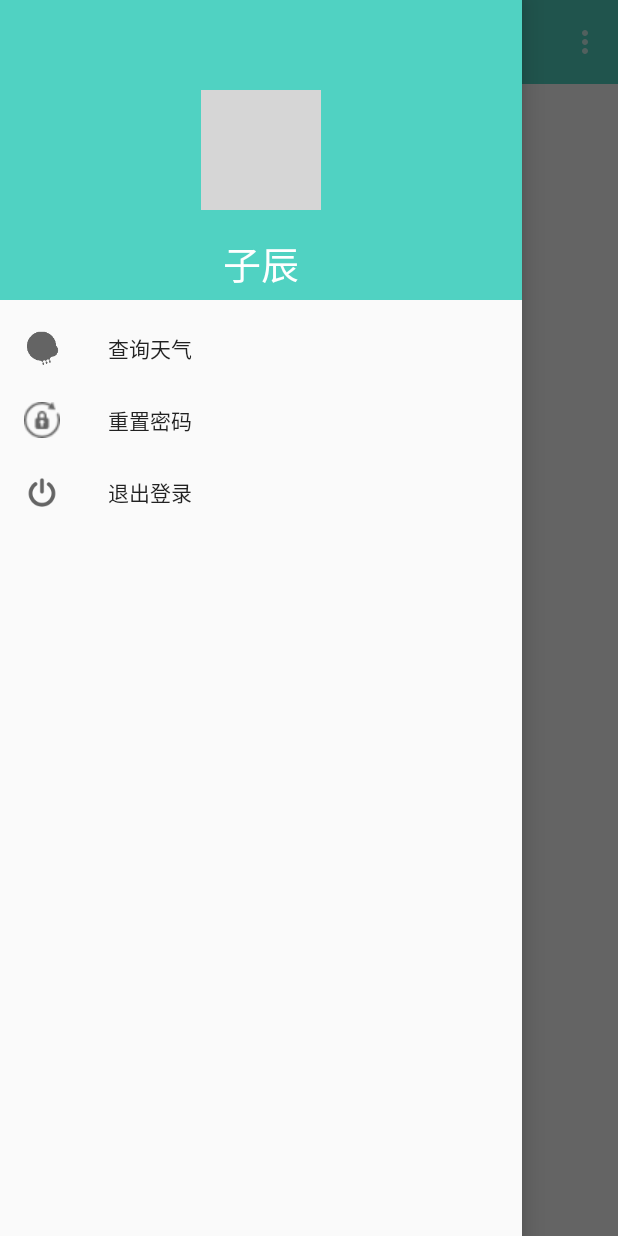
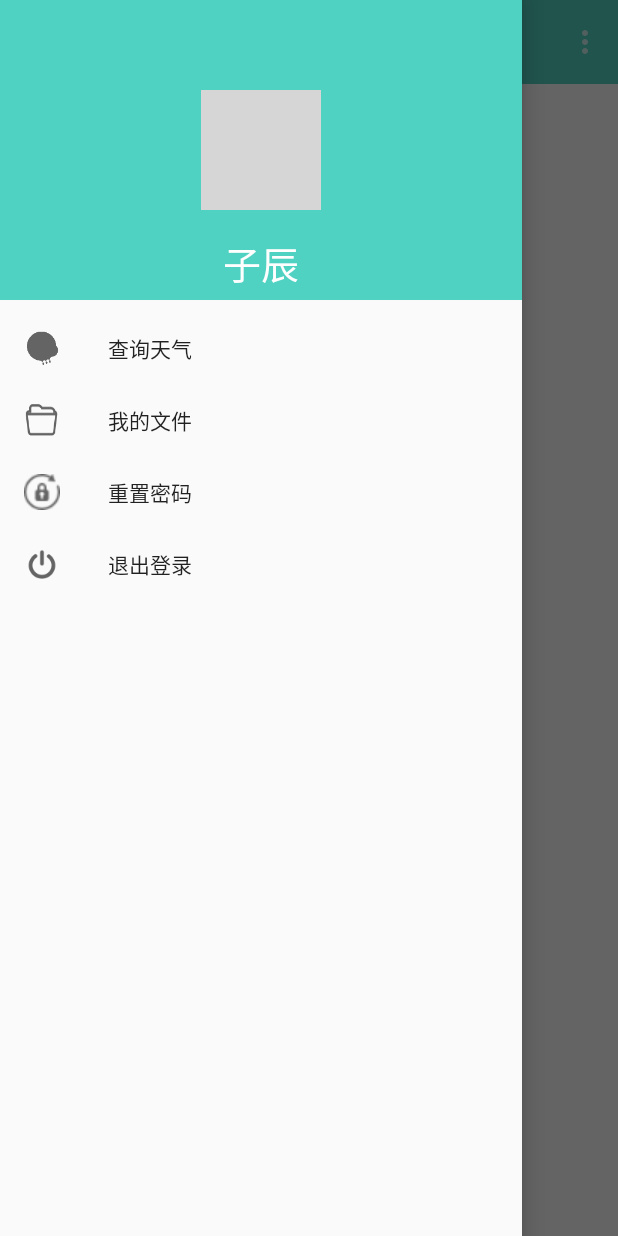
Before and after one commit to zicen/HonestQQ, an Android app: the MainActivity screen opened directly, with no data from a screen before it, with the side drawer open, on a phone screen of 412 x 824 dp. Run offline under Robolectric (Android 15) with nearby library versions, the light colour scheme and no system bars; our stand-ins replace CircleImageView, EventBus; libraries missing offline, so code that uses them is left out: cn.smssdk, com.ashokvarma.bottomnavigation, org.litepal; plain views replace BottomNavigationBar; pictures from the network do not load; 22 statements that could not run were skipped; grey boxes are pictures that could not be loaded.

Commit message:
添加上传照片的功能

```diff
--- a/app/src/main/AndroidManifest.xml
+++ b/app/src/main/AndroidManifest.xml
@@ -141,6 +141,8 @@
         </activity>
         <activity android:name=".view.activity.ResetPwdActivity">
         </activity>
+        <activity android:name=".view.activity.MyImgActivity">
+        </activity>
     </application>
 
 </manifest>
--- a/app/src/main/java/com/example/lizhenquan/honestqq/MyApplication.java
+++ b/app/src/main/java/com/example/lizhenquan/honestqq/MyApplication.java
@@ -14,6 +14,7 @@ import android.media.SoundPool;
 import android.util.Log;
 
 import com.avos.avoscloud.AVOSCloud;
+import com.avos.avoscloud.AVUser;
 import com.example.lizhenquan.honestqq.db.DBUtils;
 import com.example.lizhenquan.honestqq.event.ContactEvent;
 import com.example.lizhenquan.honestqq.utils.ThreadUtils;
@@ -55,8 +56,9 @@ public class MyApplication extends android.support.multidex.MultiDexApplication
     private SoundPool mSoundPool;
     private int mDuanSound;
     private int mYuluSound;
-    private List<BaseActivity> mBaseActivities ;
-    public static    Context context;
+    private List<BaseActivity> mBaseActivities;
+    public static Context context;
+    public static AVUser mCurrentUser;
    /* public static RefWatcher getRefWatcher(Context context) {
         MyApplication application = (MyApplication) context.getApplicationContext();
         return application.refWatcher;
@@ -68,8 +70,8 @@ public class MyApplication extends android.support.multidex.MultiDexApplication
     public void onCreate() {
         super.onCreate();
         context = this.getApplicationContext();
-       // refWatcher = LeakCanary.install(this);
-     //   LeakCanary.install(this);
+        // refWatcher = LeakCanary.install(this);
+        //   LeakCanary.install(this);
         mActivityManager = (ActivityManager) getSystemService(ACTIVITY_SERVICE);
         mNotificationManager = (NotificationManager) getSystemService(NOTIFICATION_SERVICE);
         initHuanXin();
@@ -80,8 +82,8 @@ public class MyApplication extends android.support.multidex.MultiDexApplication
         initEaseUI();
         initMobSms();
         mBaseActivities = new ArrayList<>();
+        mCurrentUser = AVUser.getCurrentUser();
     }
-
 
     private void initMobSms() {
         SMSSDK.initSDK(this, "15d5d9bc15762", "6e9211264302886949713acc7be1eef3");
@@ -110,12 +112,14 @@ public class MyApplication extends android.support.multidex.MultiDexApplication
     private void initDBUtils() {
         new DBUtils(this);
     }
+
     private void initSoundPool() {
-        mSoundPool = new SoundPool(2, AudioManager.STREAM_MUSIC,0);
+        mSoundPool = new SoundPool(2, AudioManager.STREAM_MUSIC, 0);
         //预加载音乐
         mDuanSound = mSoundPool.load(this, R.raw.duan, 1);
         mYuluSound = mSoundPool.load(this, R.raw.yulu, 1);
     }
+
     private void initLitepal() {
         LitePalApplication.initialize(this);
     }
@@ -136,7 +140,7 @@ public class MyApplication extends android.support.multidex.MultiDexApplication
         // 为了防止环信SDK被初始化2次，加此判断会保证SDK被初始化1次
         // 默认的APP会在以包名为默认的process name下运行，如果查到的process name不是APP的process name就立即返回
 
-        if (processAppName == null ||!processAppName.equalsIgnoreCase(this.getPackageName())) {
+        if (processAppName == null || !processAppName.equalsIgnoreCase(this.getPackageName())) {
             Log.e(TAG, "enter the service process!");
             // 则此application::onCreate 是被service 调用的，直接返回
             return;
@@ -156,7 +160,6 @@ public class MyApplication extends android.support.multidex.MultiDexApplication
     }
 
 
-
     private void initConnectListener() {
         EMClient.getInstance().addConnectionListener(new EMConnectionListener() {
             @Override
@@ -165,7 +168,7 @@ public class MyApplication extends android.support.multidex.MultiDexApplication
 
             @Override
             public void onDisconnected(int i) {
-                if (i== EMError.USER_LOGIN_ANOTHER_DEVICE){
+                if (i == EMError.USER_LOGIN_ANOTHER_DEVICE) {
                     //被挤掉线了
                     //重新跳转到登录界面
                     Intent intent = new Intent(MyApplication.this, LoginActivity.class);
@@ -180,7 +183,7 @@ public class MyApplication extends android.support.multidex.MultiDexApplication
                     ThreadUtils.runOnUIThread(new Runnable() {
                         @Override
                         public void run() {
-                            ToastUtils.showToast(getApplicationContext(),"您的账号在其他设备登录了，请重新登录！");
+                            ToastUtils.showToast(getApplicationContext(), "您的账号在其他设备登录了，请重新登录！");
                         }
                     });
 
@@ -238,20 +241,20 @@ public class MyApplication extends android.support.multidex.MultiDexApplication
         EMMessageBody body = emMessage.getBody();
         if (body instanceof EMTextMessageBody) {
             EMTextMessageBody emTextMessageBody = (EMTextMessageBody) body;
-             message = emTextMessageBody.getMessage();
+            message = emTextMessageBody.getMessage();
         }
 
-        Intent mainIntent = new Intent(this,MainActivity.class);
+        Intent mainIntent = new Intent(this, MainActivity.class);
         //因为在非Activity中不允许启动Activity，如果要启动必须添加如下flag
         mainIntent.addFlags(Intent.FLAG_ACTIVITY_NEW_TASK);
 
         Intent chatIntent = new Intent(this, ChatActivityEaseUI.class);
-        chatIntent.putExtra(EaseConstant.EXTRA_USER_ID,emMessage.getFrom());
-        chatIntent.putExtra(EaseConstant.EXTRA_CHAT_TYPE,EMMessage.ChatType.Chat);
+        chatIntent.putExtra(EaseConstant.EXTRA_USER_ID, emMessage.getFrom());
+        chatIntent.putExtra(EaseConstant.EXTRA_CHAT_TYPE, EMMessage.ChatType.Chat);
 
-        Intent[] intents = {mainIntent,chatIntent};
+        Intent[] intents = {mainIntent, chatIntent};
 
-        PendingIntent pendingIntent = PendingIntent.getActivities(this,1,intents,PendingIntent.FLAG_UPDATE_CURRENT);
+        PendingIntent pendingIntent = PendingIntent.getActivities(this, 1, intents, PendingIntent.FLAG_UPDATE_CURRENT);
         Notification notification = null;
         if (android.os.Build.VERSION.SDK_INT >= android.os.Build.VERSION_CODES.JELLY_BEAN) {
             notification = new Notification.Builder(this)
@@ -261,11 +264,11 @@ public class MyApplication extends android.support.multidex.MultiDexApplication
                     .setSmallIcon(R.mipmap.message)
                     .setContentTitle("你有一条新消息")
                     .setContentText(message)
-                    .setContentInfo("来自"+emMessage.getFrom())
+                    .setContentInfo("来自" + emMessage.getFrom())
                     .setContentIntent(pendingIntent)
                     .build();
         }
-        mNotificationManager.notify(1,notification);
+        mNotificationManager.notify(1, notification);
     }
 
     private void initContactListener() {
@@ -295,7 +298,7 @@ public class MyApplication extends android.support.multidex.MultiDexApplication
                     EMClient.getInstance().contactManager().acceptInvitation(username);
                 } catch (HyphenateException e) {
                     e.printStackTrace();
-                    Log.d(TAG, "onContactInvited: 添加好友失败："+e);
+                    Log.d(TAG, "onContactInvited: 添加好友失败：" + e);
                 }
             }
 
@@ -331,7 +334,7 @@ public class MyApplication extends android.support.multidex.MultiDexApplication
         return processName;
     }
 
-    private boolean isRuningBackground(){
+    private boolean isRuningBackground() {
         /**
          * 获取手机中所有正在运行的任务栈
          * 需要权限： <uses-permission android:name="android.permission.GET_TASKS"/>
@@ -342,9 +345,9 @@ public class MyApplication extends android.support.multidex.MultiDexApplication
         //获取任务栈中第一个Activity
         ComponentName topActivity = runningTaskInfo.topActivity;
         //如果这个Activity的包名和app的包名一致则说明在前台
-        if (topActivity.getPackageName().equals(getPackageName())){
+        if (topActivity.getPackageName().equals(getPackageName())) {
             return false;
-        }else {
+        } else {
             return true;
         }
     }
--- a/app/src/main/java/com/example/lizhenquan/honestqq/adapter/AddFriendAdapter.java
+++ b/app/src/main/java/com/example/lizhenquan/honestqq/adapter/AddFriendAdapter.java
@@ -25,7 +25,6 @@ import java.util.List;
 public class AddFriendAdapter extends RecyclerView.Adapter<AddFriendAdapter.AddFriendViewHolder> implements View.OnClickListener {
     private  List<ContactBean> mContactList;
     private List<String> NameList = new ArrayList<>();
-
     private Context mContext;
     private    List<AVUser> mData;
     private  String TAG = "AddFriendAdapter";
--- a/app/src/main/java/com/example/lizhenquan/honestqq/presenter/MainPresentImpl.java
+++ b/app/src/main/java/com/example/lizhenquan/honestqq/presenter/MainPresentImpl.java
@@ -1,9 +1,11 @@
 package com.example.lizhenquan.honestqq.presenter;
 
 import android.os.Environment;
+import android.util.Log;
 
 import com.avos.avoscloud.AVException;
 import com.avos.avoscloud.AVFile;
+import com.avos.avoscloud.AVObject;
 import com.avos.avoscloud.AVUser;
 import com.avos.avoscloud.SaveCallback;
 import com.example.lizhenquan.honestqq.adapter.MyEMCallBack;
@@ -20,11 +22,15 @@ import java.io.FileNotFoundException;
  */
 
 public class MainPresentImpl implements MainPresenter {
+    public static final String TAG = MainPresentImpl.class.getSimpleName();
     private MainView mMainView;
-    private AVUser   mCurrentUser ;
+    private AVUser mCurrentUser;
+    private final AVObject mAVObject;
+
     public MainPresentImpl(MainView mainView) {
         mMainView = mainView;
         mCurrentUser = AVUser.getCurrentUser();
+        mAVObject = new AVObject(Constant.UPLOADIMG);
     }
 
 
@@ -34,13 +40,13 @@ public class MainPresentImpl implements MainPresenter {
             @Override
             public void onMainSuccess() {//注销成功
                 //跳转到登陆界面
-                mMainView.onLogout(true,"");
+                mMainView.onLogout(true, "");
             }
 
             @Override
             public void onMainError(int i, String s) {//注销失败
                 //跳转到登陆界面
-                mMainView.onLogout(false,s);
+                mMainView.onLogout(false, s);
             }
         });
     }
@@ -51,13 +57,13 @@ public class MainPresentImpl implements MainPresenter {
             @Override
             public void run() {
                 try {
-                    EMClient.getInstance().contactManager().addContact(username,"request reason...");
+                    EMClient.getInstance().contactManager().addContact(username, "request reason...");
                     //成功请求，通知UI
-                    mMainView.onAddContact(username,true,null);
+                    mMainView.onAddContact(username, true, null);
                 } catch (HyphenateException e) {
                     e.printStackTrace();
                     //请求失败，通知UI
-                    mMainView.onAddContact(username,false,e.getMessage());
+                    mMainView.onAddContact(username, false, e.getMessage());
                 }
             }
         });
@@ -66,30 +72,6 @@ public class MainPresentImpl implements MainPresenter {
     @Override
     public void uploadImag() {
         try {
-            /*//如果获取到头像不为空就先删除头像
-            final String headObjectId = (String) mCurrentUser.get(Constant.HEADOBJECTID);
-            if (headObjectId != null && !headObjectId.equals("")) {
-                new Thread(new Runnable() {
-                    @Override
-                    public void run() {
-                        final AVFile avFileDel;
-                        try {
-                            avFileDel = AVFile.withObjectId(headObjectId);
-                            avFileDel.deleteInBackground(new DeleteCallback() {
-                                @Override
-                                public void done(AVException e) {
-                                    //TODO
-                                }
-                            });
-                        } catch (AVException e) {
-                            e.printStackTrace();
-                        } catch (FileNotFoundException e) {
-                            e.printStackTrace();
-                        }
-                    }
-                }).start();
-
-          }*/
             //然后上传头像
             final AVFile avFile = AVFile.withAbsoluteLocalPath("head.png", Environment.getExternalStorageDirectory() + "/HonestQQ/myHead/head.jpg");
             avFile.saveInBackground(new SaveCallback() {
@@ -97,7 +79,7 @@ public class MainPresentImpl implements MainPresenter {
                 public void done(AVException e) {
                     final String url = avFile.getUrl();
                     if (url != null && !url.equals("")) {
-                        if (mCurrentUser!=null) {
+                        if (mCurrentUser != null) {
                             mCurrentUser.put(Constant.PORTRAITURL, url);
                             mCurrentUser.put(Constant.HEADOBJECTID, avFile.getObjectId());
                             mCurrentUser.saveInBackground(new SaveCallback() {
@@ -113,21 +95,53 @@ public class MainPresentImpl implements MainPresenter {
             });
         } catch (FileNotFoundException e) {
             e.printStackTrace();
-            mMainView.onUploadImag(true,e.toString());
+            mMainView.onUploadImag(false, e.toString());
+        }
+    }
+
+    @Override
+    public void uploadPhoto(String filepath) {
+        try {
+            //然后上传头像
+            final AVFile avFile = AVFile.withAbsoluteLocalPath("photo.jpg", filepath);
+            avFile.saveInBackground(new SaveCallback() {
+                @Override
+                public void done(AVException e) {
+                    final String url = avFile.getUrl();
+                    if (url != null && !url.equals("")) {
+                        Log.e(TAG, "Url:" + url);
+
+                        mAVObject.put("userId", mCurrentUser.getObjectId());
+                        mAVObject.put("ImgUrl", url);
+
+                        mAVObject.saveInBackground(new SaveCallback() {
+                            @Override
+                            public void done(AVException e) {
+                                Log.e(TAG, "save success");
+                                mMainView.onUploadPhoto(true, null);
+                            }
+                        });
+                    }
+                }
+            });
+        } catch (FileNotFoundException e) {
+            e.printStackTrace();
+            mMainView.onUploadPhoto(false, e.toString());
         }
     }
 
     /**
      * 获取当前用户头像的URL
+     *
      * @return
      */
     @Override
     public String getHeadUrl() {
         if (mCurrentUser != null) {
             String portraitUrl = (String) mCurrentUser.get(Constant.PORTRAITURL);
-            return  portraitUrl;
+            return portraitUrl;
         }
 
-        return  "";
+        return "";
     }
 }
--- a/app/src/main/java/com/example/lizhenquan/honestqq/presenter/MainPresenter.java
+++ b/app/src/main/java/com/example/lizhenquan/honestqq/presenter/MainPresenter.java
@@ -8,5 +8,6 @@ public interface MainPresenter {
     void logout();
     void addFriend(String username);
     void uploadImag();
+    void uploadPhoto(String filepath);
     String  getHeadUrl();
 }
--- a/app/src/main/java/com/example/lizhenquan/honestqq/view/MainView.java
+++ b/app/src/main/java/com/example/lizhenquan/honestqq/view/MainView.java
@@ -10,4 +10,8 @@ public interface MainView {
     void onAddContact(String username, boolean isSuccess, String msg);
 
     void onUploadImag(boolean isSuccess, String msg);
+
+    void onUploadPhoto(boolean isSuccess, String msg);
+
+
 }
--- a/app/src/main/res/menu/menu_item_main.xml
+++ b/app/src/main/res/menu/menu_item_main.xml
@@ -5,11 +5,11 @@
     <item android:id="@+id/menu_zhuangban" android:icon="@mipmap/zhuangban" android:title="个性装扮"></item>
     <item android:id="@+id/menu_shoucang" android:icon="@mipmap/shoucang" android:title="我的收藏"></item>
     <item android:id="@+id/menu_xiangche" android:icon="@mipmap/xiangche" android:title="我的相册"></item>
-<item android:id="@+id/menu_wenjian" android:icon="@mipmap/wenjian" android:title="我的文件"></item>
     <item android:id="@+id/menu_richeng" android:icon="@mipmap/richeng" android:title="我的日程"></item>
         <item android:id="@+id/menu_shezhi" android:icon="@mipmap/shezhi" android:title="设置"></item>
         <item android:id="@+id/menu_yejian" android:icon="@mipmap/yejianmoshi" android:title="夜间模式"></item>-->
     <item android:id="@+id/menu_weather" android:icon="@mipmap/weather" android:title="查询天气"></item>
+    <item android:id="@+id/menu_wenjian" android:icon="@mipmap/wenjian" android:title="我的文件"></item>
     <item android:id="@+id/menu_resetpwd" android:icon="@mipmap/reset_pwd" android:title="重置密码"></item>
     <item android:id="@+id/menu_logout" android:icon="@mipmap/exit" android:title="退出登录"></item>
 </menu>
--- a/app/src/main/res/menu/menu_main.xml
+++ b/app/src/main/res/menu/menu_main.xml
@@ -1,8 +1,20 @@
 <?xml version="1.0" encoding="utf-8"?>
 <menu xmlns:android="http://schemas.android.com/apk/res/android">
-<!--<item android:id="@+id/create_group" android:title="创建群聊" android:icon="@mipmap/create_group"></item>-->
-<item android:id="@+id/add_friend" android:title="加好友" android:icon="@mipmap/add_friend"></item>
-<item android:id="@+id/sweep" android:title="扫一扫" android:icon="@mipmap/sweep"></item>
-    <item android:id="@+id/myqrcode" android:title="我的二维码" android:icon="@mipmap/qrcode"></item>
-    <!-- <item android:id="@+id/take_pic" android:title="拍摄" android:icon="@mipmap/take_pic"></item>-->
+    <!--<item android:id="@+id/create_group" android:title="创建群聊" android:icon="@mipmap/create_group"></item>-->
+    <item
+        android:id="@+id/add_friend"
+        android:icon="@mipmap/add_friend"
+        android:title="加好友"></item>
+    <item
+        android:id="@+id/sweep"
+        android:icon="@mipmap/sweep"
+        android:title="扫一扫"></item>
+    <item
+        android:id="@+id/myqrcode"
+        android:icon="@mipmap/qrcode"
+        android:title="我的二维码"></item>
+    <item
+        android:id="@+id/take_pic"
+        android:icon="@mipmap/take_pic"
+        android:title="拍摄"></item>
 </menu>
```
Also changed, not shown: app/src/main/java/com/example/lizhenquan/honestqq/adapter/MyImgAdapter.java (added, +70 -0 lines), app/src/main/java/com/example/lizhenquan/honestqq/utils/Constant.java (+11 -0 lines), app/src/main/java/com/example/lizhenquan/honestqq/view/activity/MainActivity.java (+53 -26 lines), app/src/main/java/com/example/lizhenquan/honestqq/view/activity/MyImgActivity.java (added, +91 -0 lines), app/src/main/res/layout/activity_my_img.xml (added, +14 -0 lines), app/src/main/res/layout/item_recycler_view.xml (added, +23 -0 lines). Lines whose indentation alone changed are shown as unchanged.
